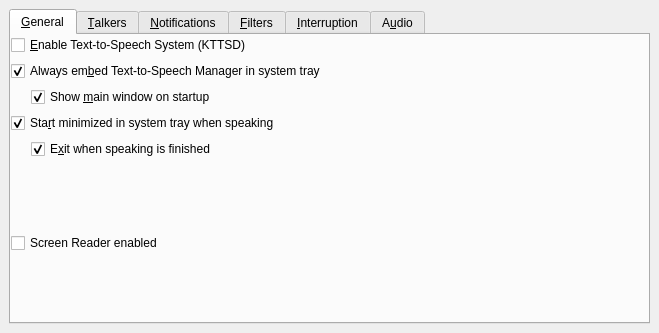
Before: the Qt Designer form kcmkttsmgr/kcmkttsmgrwidget.ui in KDE/jovie, drawn with Qt 5.
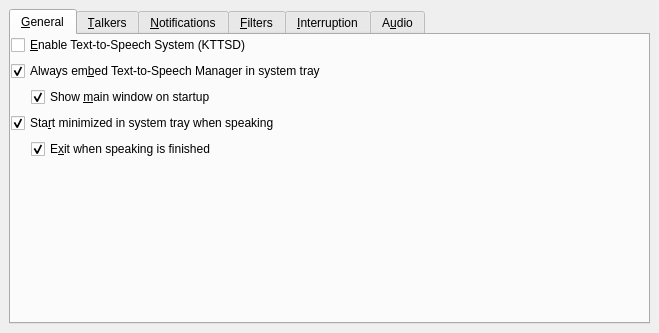
After: the same form once the commit is applied. Custom widgets are drawn as their Qt base class.

Patch:
```diff
--- a/kcmkttsmgr/kcmkttsmgrwidget.ui
+++ b/kcmkttsmgr/kcmkttsmgrwidget.ui
@@ -178,13 +178,6 @@
          </property>
         </widget>
        </item>
-       <item row="6" column="0" >
-        <widget class="QCheckBox" name="screenReaderCheckBox" >
-         <property name="text" >
-          <string>Screen Reader enabled</string>
-         </property>
-        </widget>
-       </item>
       </layout>
      </widget>
      <widget class="QWidget" name="TabPage" >
```
